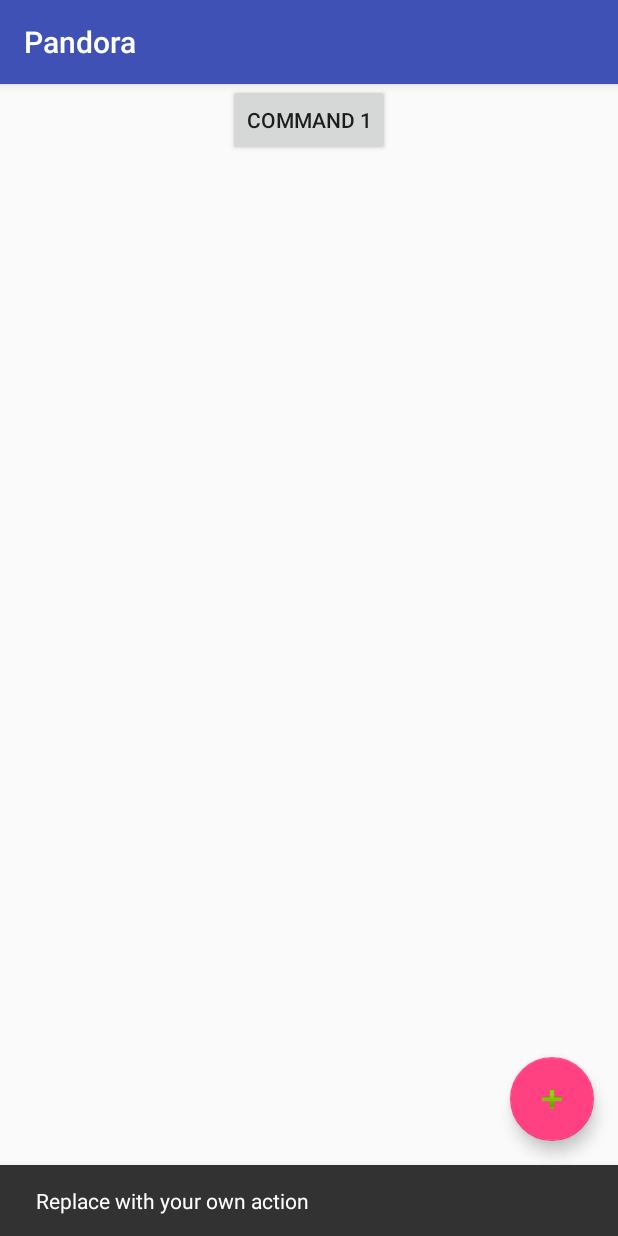
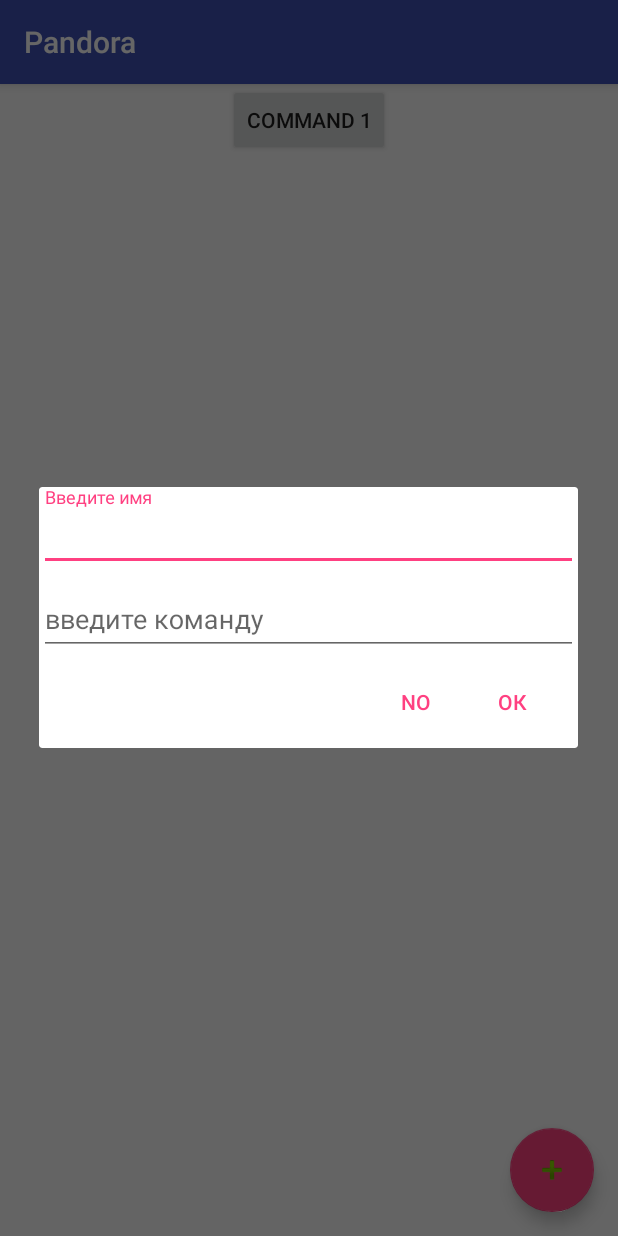
Before and after one commit to smeleyka/Pandora, an Android app: the screen it shows after launch (MainActivity), after a tap on an icon or button, on a phone screen of 412 x 824 dp. Run offline under Robolectric (Android 15) with nearby library versions, the phone set to English and light mode, and no system bars.

Commit message:
dialog add

```diff
--- a/app/src/main/java/ru/smeleyka/pandora/MainActivity.java
+++ b/app/src/main/java/ru/smeleyka/pandora/MainActivity.java
@@ -1,15 +1,17 @@
 package ru.smeleyka.pandora;
 
+import android.content.DialogInterface;
 import android.content.SharedPreferences;
 import android.os.Bundle;
 import android.support.design.widget.FloatingActionButton;
-import android.support.design.widget.Snackbar;
+import android.support.v7.app.AlertDialog;
 import android.support.v7.app.AppCompatActivity;
 import android.support.v7.widget.Toolbar;
 import android.view.View;
 
 public class MainActivity extends AppCompatActivity {
     private static SharedPreferences sharedPref;
+    AlertDialog.Builder ad;
 
     @Override
     protected void onCreate(Bundle savedInstanceState) {
@@ -17,16 +19,33 @@ public class MainActivity extends AppCompatActivity {
         setContentView(R.layout.activity_main);
         sharedPref = getPreferences(MODE_PRIVATE);
 
+        initDialog();
 
-        Toolbar toolbar = (Toolbar) findViewById(R.id.toolbar);
+        Toolbar toolbar = findViewById(R.id.toolbar);
         setSupportActionBar(toolbar);
 
-        FloatingActionButton fab = (FloatingActionButton) findViewById(R.id.fab);
+        FloatingActionButton fab = findViewById(R.id.fab);
         fab.setOnClickListener(new View.OnClickListener() {
             @Override
             public void onClick(View view) {
-                Snackbar.make(view, "Replace with your own action", Snackbar.LENGTH_LONG)
-                        .setAction("Action", null).show();
+                ad.show();
+            }
+        });
+    }
+
+    private void initDialog() {
+        ad = new AlertDialog.Builder(this);
+        ad.setView(R.layout.dialog_addbutton);
+        ad.setPositiveButton("ОК", new DialogInterface.OnClickListener() {
+            @Override
+            public void onClick(DialogInterface dialog, int which) {
+                System.out.println("OK");
+            }
+        });
+        ad.setNegativeButton("NO", new DialogInterface.OnClickListener() {
+            @Override
+            public void onClick(DialogInterface dialog, int which) {
+                System.out.println("NO");
             }
         });
     }
--- a/app/src/main/res/layout/dialog_addbutton.xml
+++ b/app/src/main/res/layout/dialog_addbutton.xml
@@ -1,9 +1,9 @@
 <?xml version="1.0" encoding="utf-8"?>
 <LinearLayout
     xmlns:android="http://schemas.android.com/apk/res/android"
-    android:orientation="vertical"
     android:layout_width="match_parent"
-    android:layout_height="wrap_content">
+    android:layout_height="wrap_content"
+    android:orientation="vertical">
 
     <android.support.design.widget.TextInputLayout
         android:layout_width="match_parent"
@@ -19,10 +19,10 @@
         android:layout_width="match_parent"
         android:layout_height="wrap_content">
         <EditText
-            android:id="@+id/command_name"
+            android:id="@+id/command_number"
             android:layout_width="match_parent"
             android:layout_height="wrap_content"
-            android:hint="@string/enter_name"
+            android:hint="@string/enter_command"
             />
     </android.support.design.widget.TextInputLayout>
 
--- a/app/src/main/res/values/strings.xml
+++ b/app/src/main/res/values/strings.xml
@@ -92,4 +92,5 @@
     <string name="action_settings">Settings</string>
     <string name="title_activity_main">Pandora</string>
     <string name="enter_name">Введите имя</string>
+    <string name="enter_command">введите команду</string>
 </resources>
```
